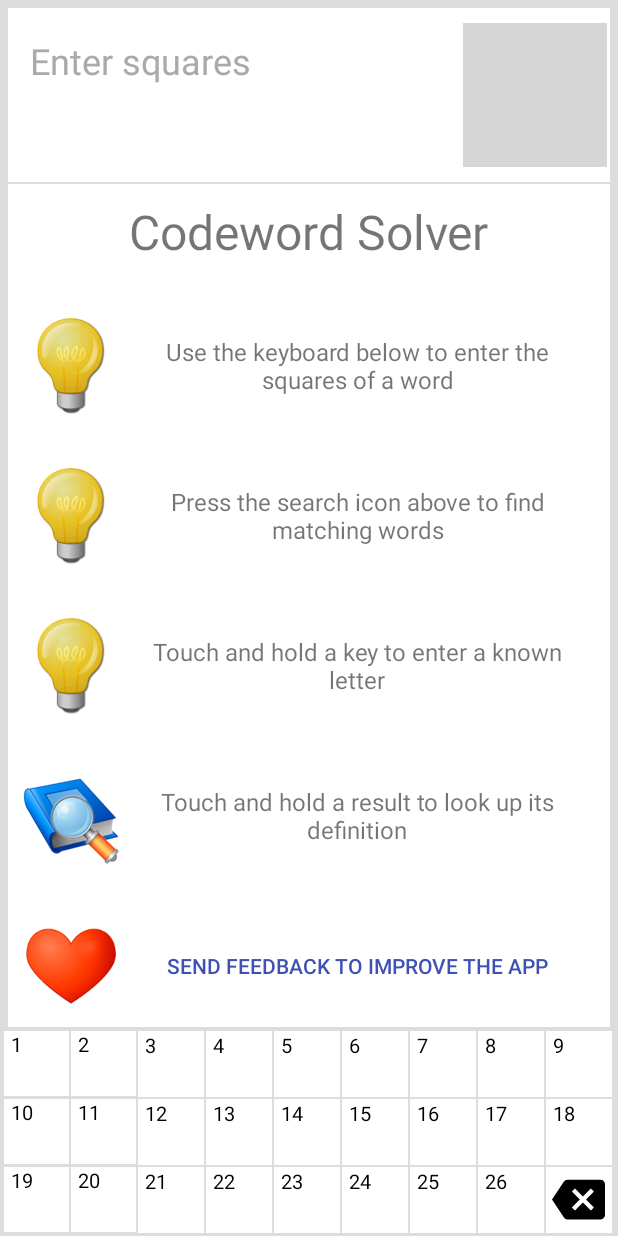
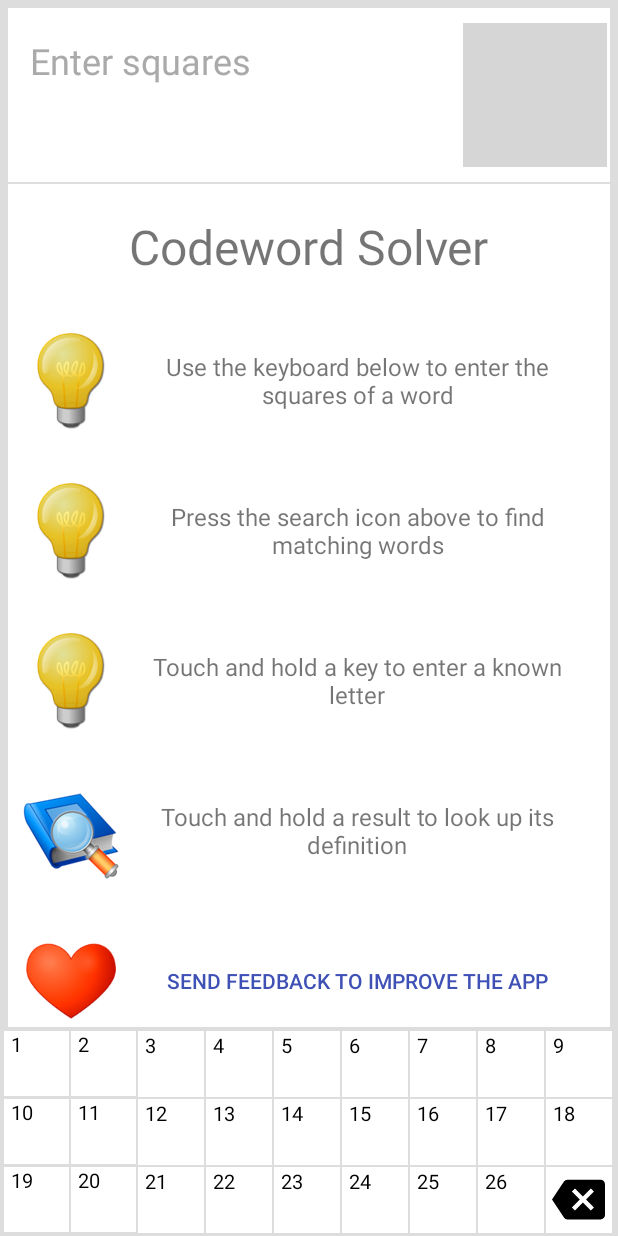
Before and after one commit to PigDogBay/CodewordSolver, an Android app: the screen it shows after launch (MainActivity), on a phone screen of 412 x 824 dp. Run offline under Robolectric (Android 15) with nearby library versions, the light colour scheme and no system bars; our stand-ins replace AdMob; libraries missing offline, so code that uses them is left out: com.pigdogbay.lib; 6 statements that could not run were skipped; grey boxes are pictures that could not be loaded.

Commit message:
Show star for rating

```diff
--- a/app/src/main/res/layout/fragment_help.xml
+++ b/app/src/main/res/layout/fragment_help.xml
@@ -18,8 +18,8 @@
             android:layout_width="wrap_content"
             android:layout_height="wrap_content"
             android:layout_gravity="center_horizontal"
-            android:layout_margin="10dp"
             android:layout_marginBottom="10dp"
+            android:layout_marginTop="20dp"
             android:text="Codeword Solver"
             android:textSize="32sp"
             />
@@ -52,7 +52,7 @@
             android:id="@+id/help_rate_button"
             android:theme="@style/MaterialButton"
             style="@style/tips_button"
-            android:drawableLeft="@drawable/heart"
+            android:drawableLeft="@drawable/star_blue"
             android:text="help out and rate the app"/>
 
         <Button
```
